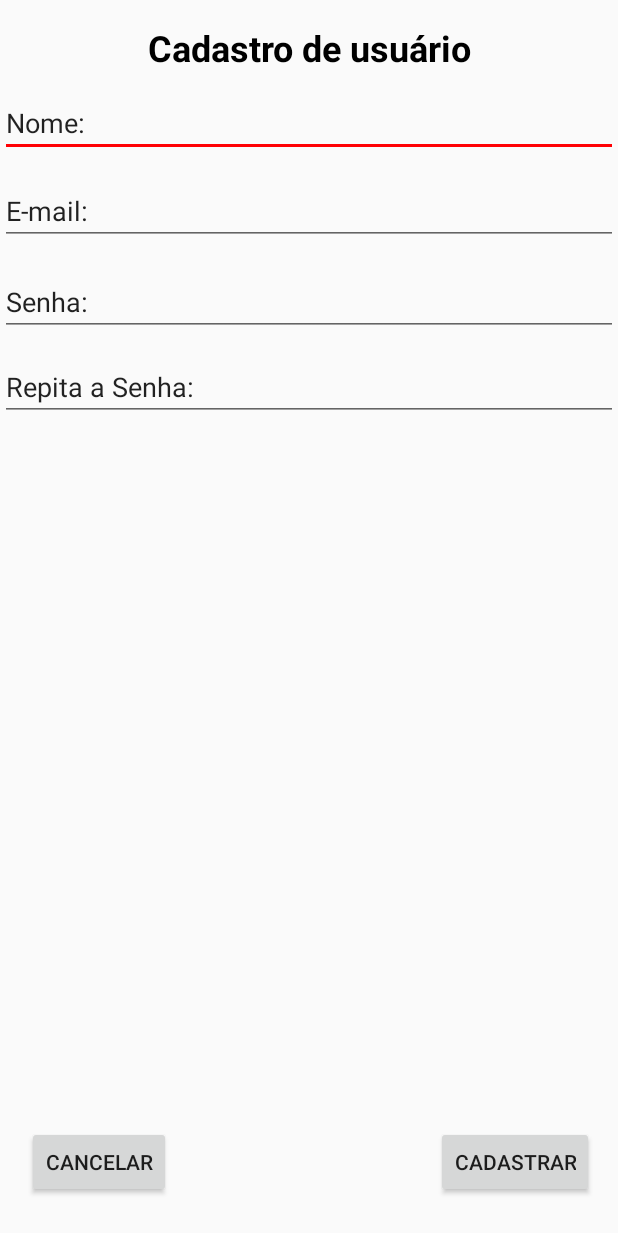
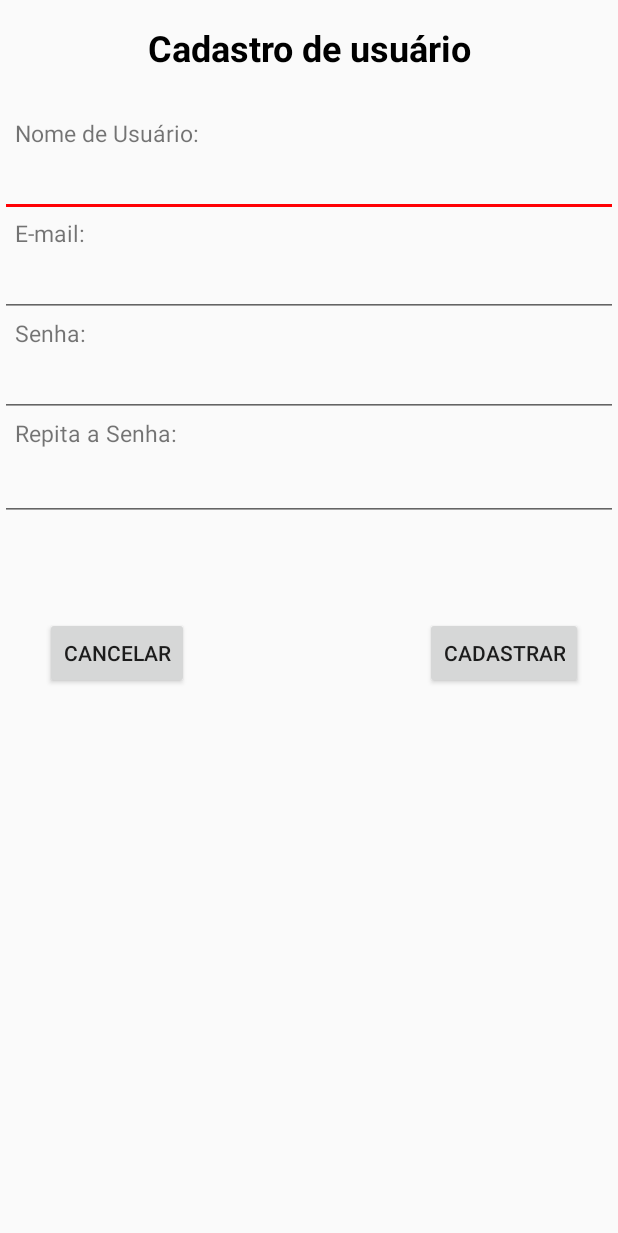
Before and after one commit to andersonseibert/TrabalhoSemestral, an Android app: the CadastroUsuarioActivity screen opened directly, with no data from a screen before it, on a phone screen of 412 x 824 dp. Shown: the top 1233 px of the screen. Run offline under Robolectric (Android 15) with nearby library versions, the phone set to English and light mode, and no system bars.

Commit message:
Ajustes da tela Estoque; Alteração da tela de cadastro de usuário; Alteração do botão inicial de criação de usuário;

```diff
--- a/app/src/main/AndroidManifest.xml
+++ b/app/src/main/AndroidManifest.xml
@@ -25,6 +25,7 @@
         <activity android:name="com.br.trabalhosemestral.model.Estoque">
 
         </activity>
+
     </application>
 
 
--- a/app/src/main/java/com/br/trabalhosemestral/model/Estoque.java
+++ b/app/src/main/java/com/br/trabalhosemestral/model/Estoque.java
@@ -90,7 +90,7 @@ public class Estoque extends Activity {
                 AlertDialog.Builder builder = new AlertDialog.Builder(this);
 
                 builder.setTitle("Atenção!");
-                builder.setMessage("Deseja remover ingrediente?");
+                builder.setMessage("Deseja remover ?");
                 builder.setCancelable(true);
 
                 builder.setPositiveButton("Sim", null);
--- a/app/src/main/java/com/br/trabalhosemestral/view/LoginActivity.java
+++ b/app/src/main/java/com/br/trabalhosemestral/view/LoginActivity.java
@@ -47,8 +47,9 @@ public class LoginActivity extends Activity {
     }
 
     public void AbrirCadastroUsuario(View view){
-        Intent intent = new Intent(getApplicationContext(), CadastroUsuarioActivity.class);
-        startActivity(intent);
+        Intent intent2 = new Intent(getApplicationContext(), CadastroUsuarioActivity.class);
+        startActivity(intent2);
     }
 
+
 }
--- a/app/src/main/res/layout/cadastrousuario_layout.xml
+++ b/app/src/main/res/layout/cadastrousuario_layout.xml
@@ -1,7 +1,8 @@
 <?xml version="1.0" encoding="utf-8"?>
 <RelativeLayout xmlns:android="http://schemas.android.com/apk/res/android"
-    android:orientation="vertical" android:layout_width="match_parent"
-    android:layout_height="match_parent">
+    android:layout_width="match_parent"
+    android:layout_height="match_parent"
+    android:orientation="vertical">
 
     <TextView
         android:id="@+id/textView13"
@@ -17,68 +18,103 @@
         android:textSize="24sp"
         android:textStyle="bold" />
 
+    <TextView
+        android:id="@+id/textView11"
+        android:layout_width="match_parent"
+        android:layout_height="wrap_content"
+        android:layout_alignParentStart="true"
+        android:layout_below="@+id/textView13"
+        android:layout_marginLeft="10dp"
+        android:layout_marginTop="30dp"
+        android:text="Nome de Usuário:"
+        android:textSize="15dp" />
+
     <EditText
         android:id="@+id/editText10"
         android:layout_width="match_parent"
         android:layout_height="wrap_content"
-        android:ems="10"
-        android:inputType="textPersonName"
-        android:text="@string/legendaNome"
-        android:layout_below="@+id/textView13"
         android:layout_alignParentStart="true"
-        android:layout_marginTop="11dp" />
+        android:layout_below="@+id/textView11"
+        android:ems="10" />
+
+    <TextView
+        android:id="@+id/textView9"
+        android:layout_width="match_parent"
+        android:layout_height="wrap_content"
+        android:layout_below="@+id/editText10"
+        android:layout_marginLeft="10dp"
+        android:text="E-mail:"
+        android:textSize="15dp" />
+
 
     <EditText
         android:id="@+id/editText12"
         android:layout_width="match_parent"
         android:layout_height="wrap_content"
-        android:ems="10"
-        android:inputType="textPersonName"
-        android:text="@string/legendaEmail"
-        android:layout_marginTop="13dp"
-        android:layout_below="@+id/editText10"
-        android:layout_alignParentStart="true" />
+        android:layout_alignParentStart="true"
+        android:layout_below="@+id/textView9"
+        android:ems="10" />
+
+    <TextView
+        android:id="@+id/textView21"
+        android:layout_width="match_parent"
+        android:layout_height="wrap_content"
+        android:layout_alignParentStart="true"
+        android:layout_below="@+id/editText12"
+        android:layout_marginLeft="10dp"
+        android:text="Senha:"
+        android:textSize="15dp" />
 
     <EditText
         android:id="@+id/editText13"
         android:layout_width="match_parent"
         android:layout_height="wrap_content"
+        android:layout_alignParentStart="true"
+        android:layout_below="@+id/textView21"
         android:ems="10"
-        android:inputType="textPersonName"
-        android:text="@string/legendaSenha"
-        android:layout_marginTop="15dp"
-        android:layout_below="@+id/editText12"
-        android:layout_alignParentStart="true" />
+        />
+
+    <TextView
+        android:layout_width="match_parent"
+        android:layout_height="wrap_content"
+        android:layout_marginLeft="10dp"
+        android:layout_alignParentStart="true"
+        android:text="Repita a Senha:"
+        android:textSize="15dp"
+        android:layout_below="@+id/editText13"
+        android:layout_centerHorizontal="true"
+        android:id="@+id/textView23" />
 
     <EditText
         android:id="@+id/editText14"
         android:layout_width="match_parent"
         android:layout_height="wrap_content"
+        android:layout_marginTop="24dp"
         android:ems="10"
-        android:inputType="textPersonName"
-        android:text="@string/legendaRepitaSenha"
         android:layout_below="@+id/editText13"
-        android:layout_alignParentStart="true"
-        android:layout_marginTop="11dp" />
+        android:layout_alignParentStart="true" />
 
-    <Button
+       <Button
         android:id="@+id/button13"
         android:layout_width="wrap_content"
         android:layout_height="wrap_content"
-        android:layout_marginBottom="25dp"
-        android:layout_marginEnd="16dp"
+           android:layout_marginEnd="23dp"
+        android:layout_marginLeft="10dp"
         android:text="@string/legendaCadastrar"
-        android:layout_alignParentBottom="true"
-        android:layout_alignParentEnd="true" />
+           android:layout_below="@+id/editText14"
+           android:layout_alignParentEnd="true"
+           android:layout_marginTop="64dp" />
 
     <Button
-        android:onClick="VoltarTelaLogin"
         android:id="@+id/button14"
         android:layout_width="wrap_content"
         android:layout_height="wrap_content"
-        android:layout_alignParentStart="true"
-        android:layout_alignTop="@+id/button13"
-        android:layout_marginStart="18dp"
-        android:text="@string/legendaCancelar" />
+        android:layout_marginStart="20dp"
+        android:layout_marginLeft="10dp"
+        android:onClick="VoltarTelaLogin"
+        android:text="@string/legendaCancelar"
+        android:layout_alignBaseline="@+id/button13"
+        android:layout_alignBottom="@+id/button13"
+        android:layout_alignStart="@+id/textView23" />
 
 </RelativeLayout>
--- a/app/src/main/res/layout/estoque.xml
+++ b/app/src/main/res/layout/estoque.xml
@@ -157,6 +157,7 @@
         android:layout_height="wrap_content"
         android:text="Nome do Produto:"
         android:layout_marginLeft="10dp"
+        android:layout_marginTop="30dp"
         android:textSize="15dp"
         android:layout_below="@+id/tituloCadProduto"
         android:layout_alignParentStart="true" />
--- a/app/src/main/res/layout/login_layout.xml
+++ b/app/src/main/res/layout/login_layout.xml
@@ -100,13 +100,13 @@
         android:text="© All rights reserved"
         android:textColor="?attr/actionMenuTextColor" />
 
-    <TextView
+    <Button
         android:id="@+id/textView27"
+        style="@style/Widget.AppCompat.Button.Borderless"
         android:layout_width="wrap_content"
         android:layout_height="wrap_content"
-        android:layout_alignStart="@+id/buttonIniciar"
+        android:layout_alignEnd="@+id/textView3"
         android:layout_below="@+id/edtSenha"
-        android:layout_marginTop="17dp"
         android:onClick="AbrirCadastroUsuario"
         android:text="Novo usuário"
         android:textColor="@android:color/holo_blue_dark" />
```
Also changed, not shown: app/src/main/res/layout/producao.xml (+43 -41 lines).
